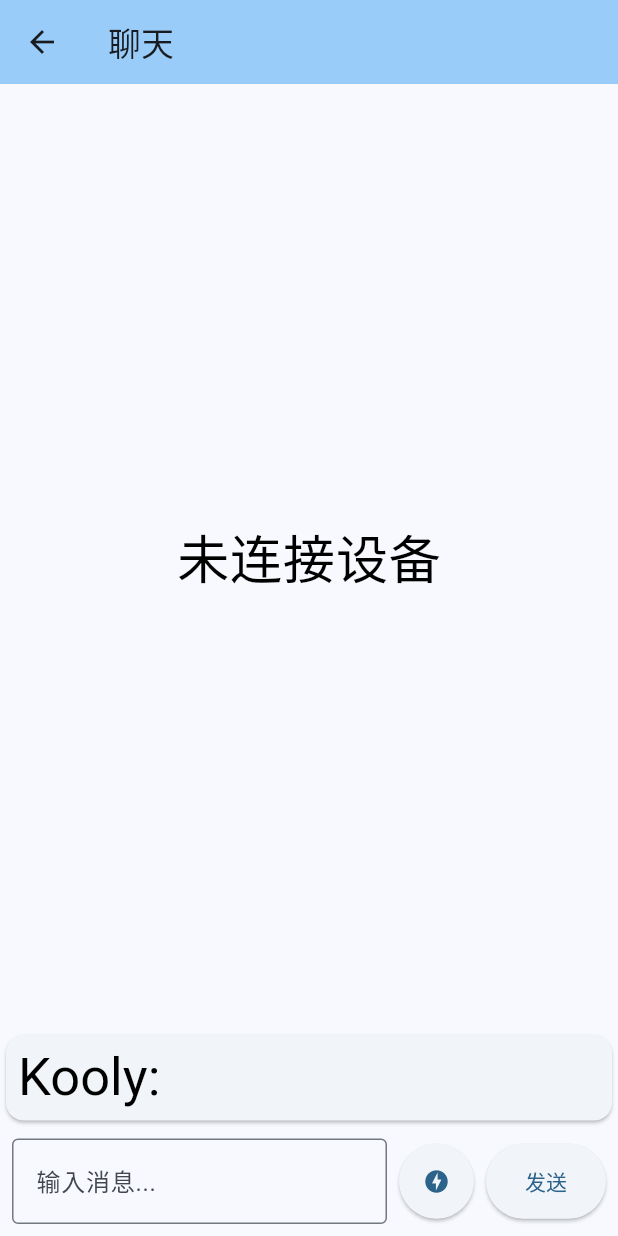
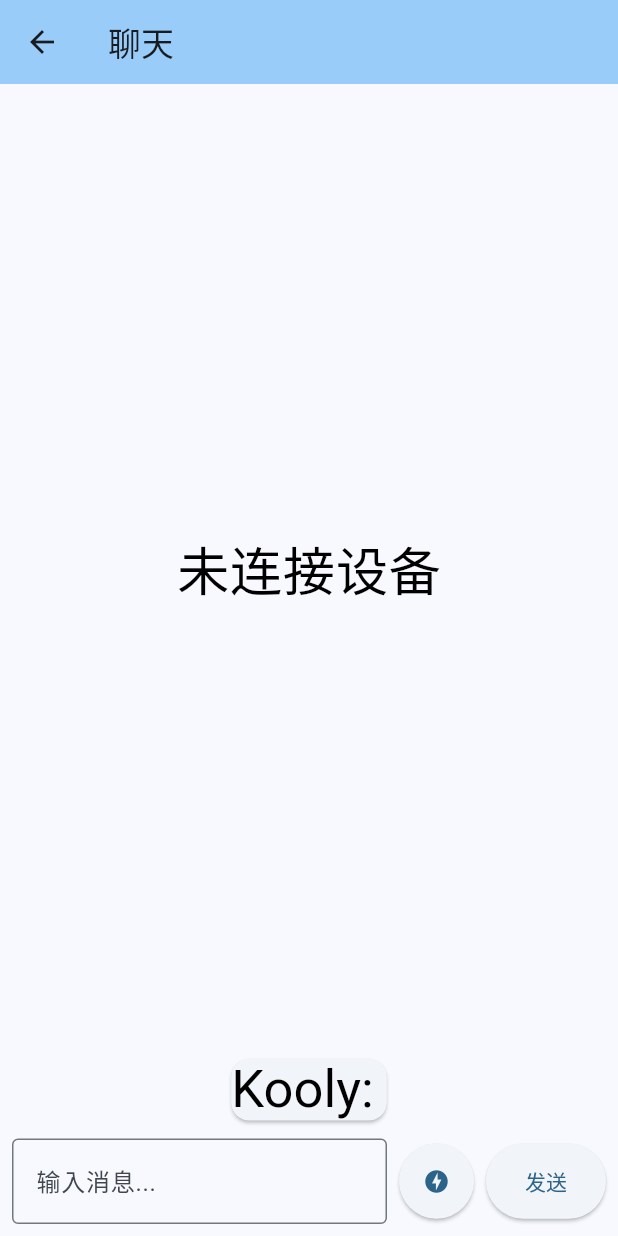
Before and after one commit to dmqj123/KoolyApp, a Flutter app: the ChatPage screen opened directly, on a phone screen of 412 x 824 dp. Run offline on Flutter 3.47's test engine with Material 3 defaults, Android fonts, the phone set to English and light mode, and no system bars; network calls fail.

Commit message:
对话框完善

```diff
--- a/lib/main.dart
+++ b/lib/main.dart
@@ -310,19 +310,13 @@
         ),
         ),
         Card(
-          child: /** 左对齐布局组件，使用Alignment.centerLeft确保内容左对齐 */
-          Align(
-            alignment: Alignment.centerLeft,
-            child: /** 添加8像素全方向内边距 */
-            Padding(
-              padding: EdgeInsets.all(8.0),
-              child: /** 滚动视图容器，使用ClampingScrollPhysics获得无弹性滚动效果 */
-              SingleChildScrollView(
+          child: ConstrainedBox(
+            constraints: BoxConstraints(
+              //maxWidth: MediaQuery.of(context).size.width * 0.9,
+              maxHeight: MediaQuery.of(context).size.height * 0.5 // 添加最大高度约束
+            ),
+            child: SingleChildScrollView(
               physics: ClampingScrollPhysics(),
-                child: ConstrainedBox(  // 添加约束容器
-                  constraints: BoxConstraints(
-                    maxWidth: MediaQuery.of(context).size.width, // 限制最大宽度
-                  ),
               child: RichText(
                 text: TextSpan(
                   text: "Kooly: " + (ai_answer ?? "..."),  // 拼接固定前缀与动态回答内容
@@ -331,9 +325,6 @@
                     color: Colors.black, // 设置文本颜色
                   ),
                 ),
-                    softWrap: true,
-                  ),
-                )
               ),
             )
           )
```
Also changed, not shown: 1 other file. Lines whose indentation alone changed are shown as unchanged.
